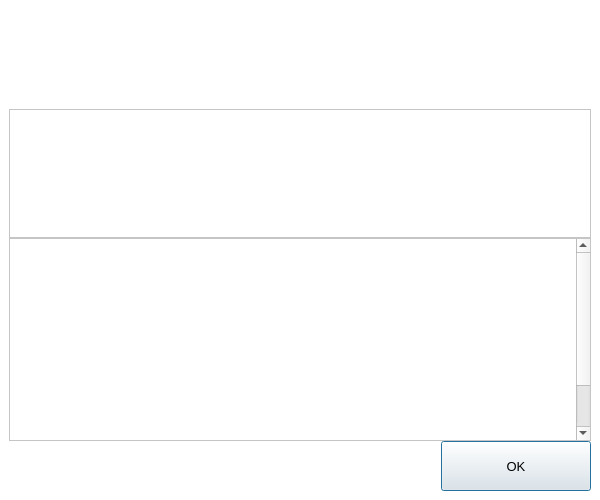
Above: src/qt/forms/helpmessagedialog.ui from ucacoin/Ucacoin2 before the change. Below: the same form after it.
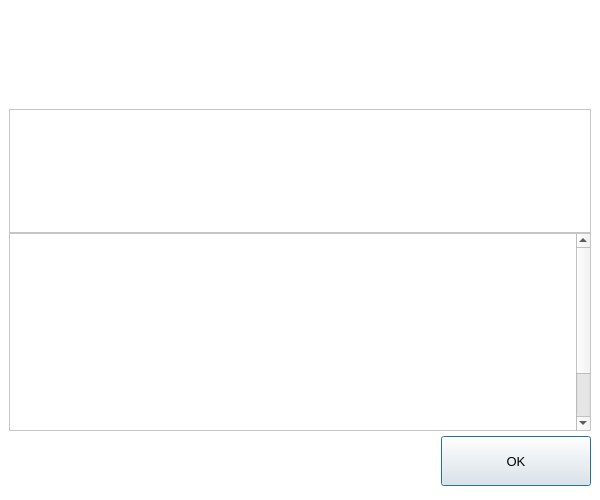
That is the form after the change. Icons and pictures are not drawn.

Diff of the .ui file:
```diff
--- a/src/qt/forms/helpmessagedialog.ui
+++ b/src/qt/forms/helpmessagedialog.ui
@@ -126,12 +126,6 @@
         </item>
         <item>
          <widget class="QScrollArea" name="scrollArea">
-                    <property name="minimumSize">
-                      <size>
-                        <width>0</width>
-                        <height>0</height>
-                      </size>
-                    </property>
           <property name="styleSheet">
            <string notr="true">#scrollArea {
 background-color:#FFFFFF;
@@ -148,7 +142,7 @@
             <rect>
              <x>0</x>
              <y>0</y>
-                          <width>561</width>
+             <width>564</width>
              <height>263</height>
             </rect>
            </property>
@@ -193,10 +187,33 @@
           </widget>
          </widget>
         </item>
-              </layout>
-            </item>
-            <item>
-              <layout class="QHBoxLayout" name="horizontalLayout">
+        <item alignment="Qt::AlignVCenter">
+         <widget class="QWidget" name="widget" native="true">
+          <property name="sizePolicy">
+           <sizepolicy hsizetype="Preferred" vsizetype="Preferred">
+            <horstretch>0</horstretch>
+            <verstretch>50</verstretch>
+           </sizepolicy>
+          </property>
+          <property name="minimumSize">
+           <size>
+            <width>0</width>
+            <height>60</height>
+           </size>
+          </property>
+          <layout class="QHBoxLayout" name="horizontalLayout_2">
+           <property name="leftMargin">
+            <number>0</number>
+           </property>
+           <property name="topMargin">
+            <number>0</number>
+           </property>
+           <property name="rightMargin">
+            <number>0</number>
+           </property>
+           <property name="bottomMargin">
+            <number>0</number>
+           </property>
            <item>
             <spacer name="horizontalSpacer">
              <property name="orientation">
@@ -224,6 +241,9 @@
             </widget>
            </item>
           </layout>
+         </widget>
+        </item>
+       </layout>
       </item>
      </layout>
     </widget>
```
Left out of the diff: 8 changed lines with no effect on the pictures.
